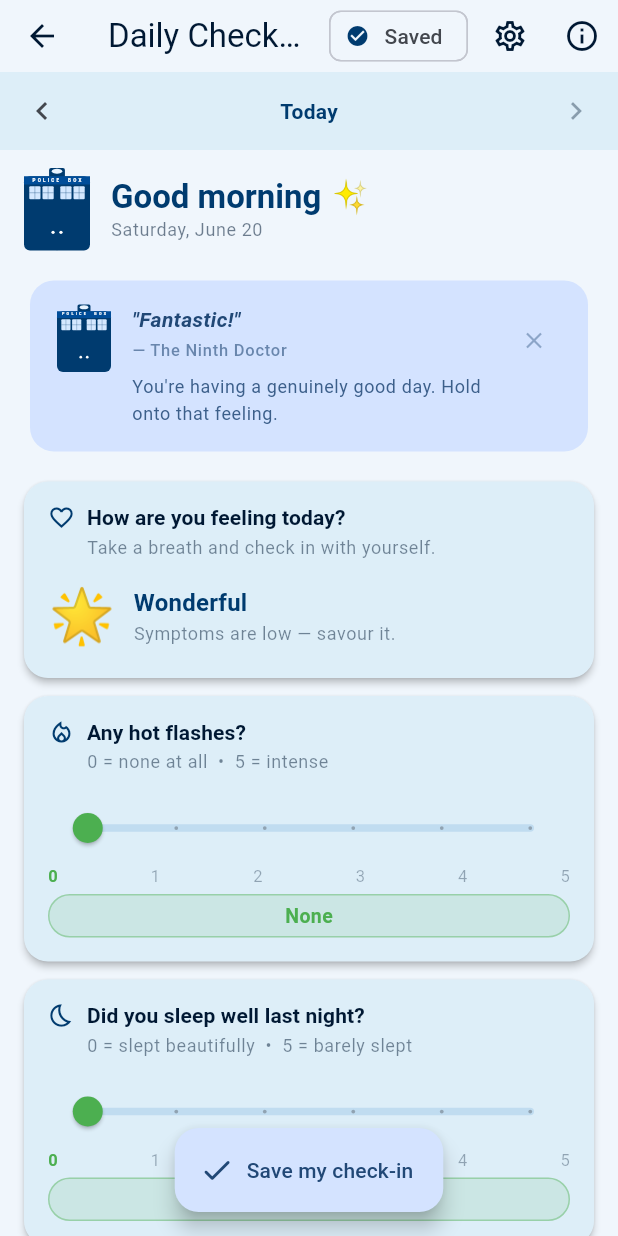
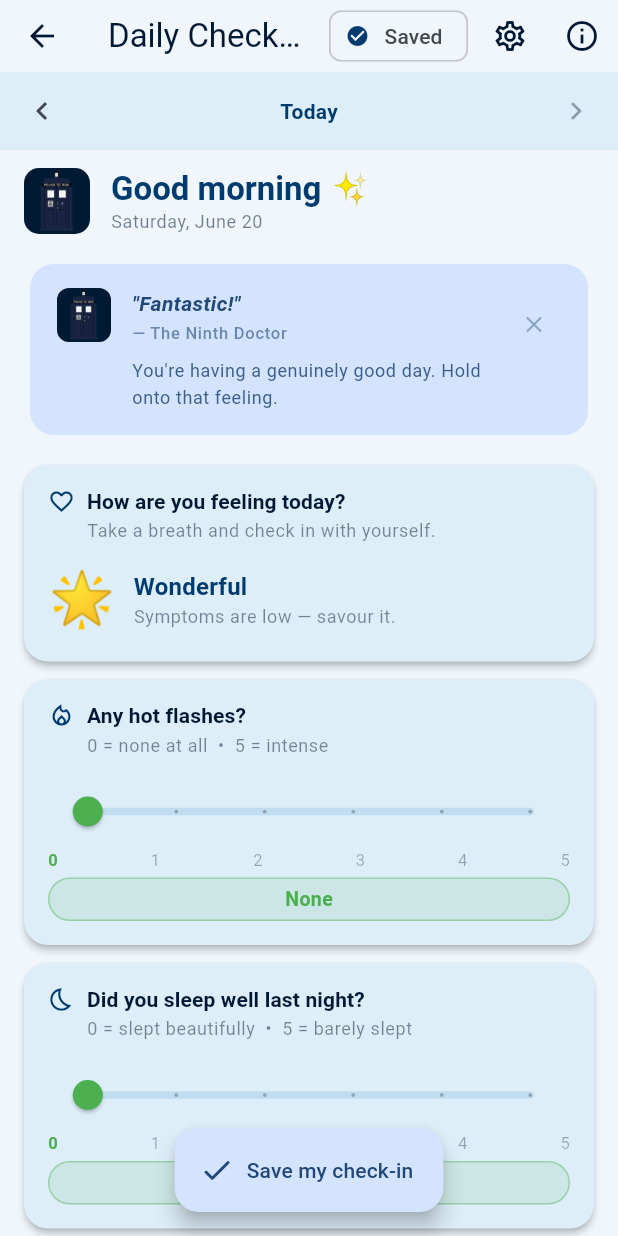
Before and after one commit to KarMarsten/regeneration, a Flutter app: the TodayScreen screen opened directly, after a tap on the "chevron left" icon, after a tap on the "chevron right" icon, after a tap on "Save my check-in", on a phone screen of 412 x 824 dp. Run offline on Flutter 3.47's test engine with Material 3 defaults, Android fonts, the phone set to English and light mode, and no system bars; our stand-ins replace fl_chart, pdf, printing, shared_preferences, sqflite; accounts and stored records are empty.

Commit message:
Use real TARDIS PNG for icon and check-in page

```diff
--- a/lib/screens/today_screen.dart
+++ b/lib/screens/today_screen.dart
@@ -551,7 +551,10 @@ class _TodayScreenState extends State<TodayScreen> {
       padding: const EdgeInsets.only(bottom: 16),
       child: Row(
         children: [
-          const TardisWidget(size: 44),
+          ClipRRect(
+            borderRadius: BorderRadius.circular(10),
+            child: Image.asset('assets/tardis_icon.png', width: 44, height: 44, fit: BoxFit.cover),
+          ),
           const SizedBox(width: 14),
           Expanded(
             child: Column(
@@ -927,7 +930,10 @@ class _CheckInResponseCard extends StatelessWidget {
           child: Row(
             crossAxisAlignment: CrossAxisAlignment.start,
             children: [
-              const TardisWidget(size: 36),
+              ClipRRect(
+                borderRadius: BorderRadius.circular(8),
+                child: Image.asset('assets/tardis_icon.png', width: 36, height: 36, fit: BoxFit.cover),
+              ),
               const SizedBox(width: 14),
               Expanded(
                 child: Column(
```
Also changed, not shown: assets/tardis_icon.png, assets/tardis_icon.svg.
